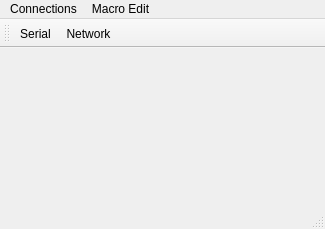
Old version of the form DataVisualizer/mainwindow.ui in the repository DamianPodrazaCode/DataVisualizer.
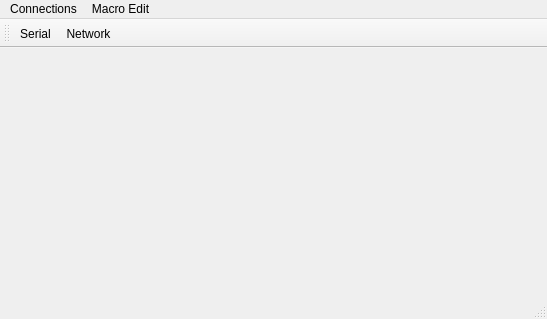
New version of the form.

Diff of the .ui file:
```diff
--- a/DataVisualizer/mainwindow.ui
+++ b/DataVisualizer/mainwindow.ui
@@ -6,8 +6,8 @@
    <rect>
     <x>0</x>
     <y>0</y>
-    <width>325</width>
-    <height>229</height>
+    <width>547</width>
+    <height>319</height>
    </rect>
   </property>
   <property name="windowTitle">
@@ -33,7 +33,7 @@
     <rect>
      <x>0</x>
      <y>0</y>
-     <width>325</width>
+     <width>547</width>
      <height>21</height>
     </rect>
    </property>
```
Left out of the diff: 16 changed lines with no effect on the pictures.
